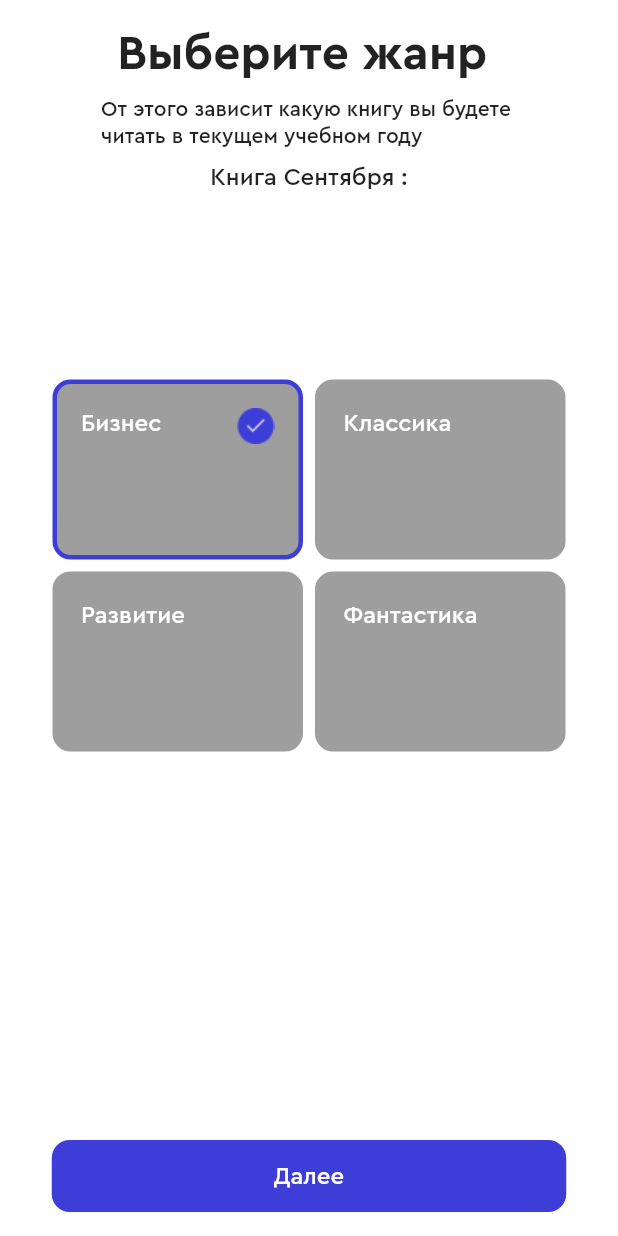
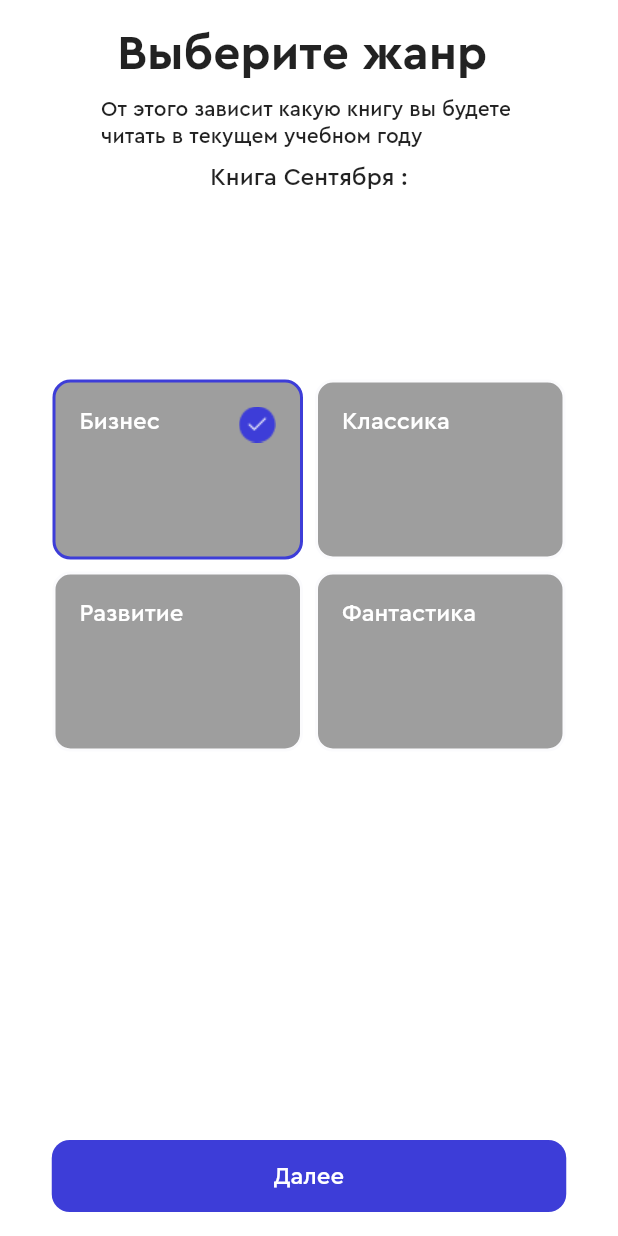
Before and after one commit to Temirlan-qa/mugalim2.0, a Flutter app: the screen it shows after launch, after a tap on "Бизнес", on a phone screen of 412 x 824 dp. Run offline on Flutter 3.47's test engine with Material 2 defaults, Android fonts, the phone set to English and light mode, and no system bars; our stand-ins replace flutter_svg.

Commit message:
Azamat_commit

```diff
--- a/lib/main.dart
+++ b/lib/main.dart
@@ -12,6 +12,7 @@ class MyApp extends StatelessWidget {
 
   @override
   Widget build(BuildContext context) {
+    List list = ['Сентября', 'Октября', 'Ноября','Декабря'];
     return MaterialApp(
       debugShowCheckedModeBanner: false,
       title: 'Flutter Demo',
@@ -19,7 +20,7 @@ class MyApp extends StatelessWidget {
         primarySwatch: Colors.blue,
       ),
       onGenerateRoute: (settings) => InnLabRouter.generateRoute(settings),
-      home: JenreScreen(index_month: 0,list_jenre: [1,2,3,4]),
+      home: JenreScreen(index_month: 0,list: list,),
     );
   }
 }
--- a/lib/presentation/main/done.dart
+++ b/lib/presentation/main/done.dart
@@ -89,7 +89,7 @@ class ChoosenPage extends StatelessWidget {
                     Navigator.push(
                       context,
                       MaterialPageRoute(
-                          builder: (context) => JenreScreen(index_month: 0,list_jenre: [],)
+                          builder: (context) => JenreScreen(index_month: 0,list: ['Сентября', 'Октября', 'Ноября','Декабря'],)
                       ),
                     );
                   },
--- a/lib/presentation/main/select_jenre.dart
+++ b/lib/presentation/main/select_jenre.dart
@@ -7,22 +7,18 @@ import 'package:mugalim/presentation/main/select_book.dart';
 import '../../core/const/const_color.dart';
 
 class JenreScreen extends StatefulWidget {
-  JenreScreen({Key? key, required this.index_month,required this.list_jenre}) : super(key: key);
+  JenreScreen({Key? key, required this.index_month,required this.list}) : super(key: key);
   int index_month;
-  List list_jenre;
+  List list;
 
   @override
   State<JenreScreen> createState() => _JenreScreenState();
 }
 
 class _JenreScreenState extends State<JenreScreen> {
-  bool select1 = false;
-  bool select2 = false;
-  bool select3 = false;
-  bool select4 = false;
-  var list = ['Сентября', 'Октября', 'Ноября','Декабря'];
-  int? list_jenre_save ;
-  bool select = false;
+
+  List list = ['Сентября', 'Октября', 'Ноября','Декабря'];
+  List array = [];
   @override
   Widget build(BuildContext context) {
     return Scaffold(
@@ -65,14 +61,17 @@ class _JenreScreenState extends State<JenreScreen> {
                   mainAxisAlignment: MainAxisAlignment.center,
                   children: [
                     Visibility(
-                      visible: widget.list_jenre.any((item) => item == 1)  ? true: false,
+                      visible: widget.list.contains('Сентября') ? true : false,
                       child: InkWell(
                         onTap: (){
                           setState(() {
-                            select1 = !select1;
-                            select2 = false;
-                            select3 = false;
-                            select4 = false;
+                            if(!array.contains(0)){
+                              array.clear();
+                              array.add(0);
+                            }
+                            else if(array.contains(0)){
+                              array.clear();
+                            }
                           });
                         },
                         child: Container(
@@ -80,11 +79,7 @@ class _JenreScreenState extends State<JenreScreen> {
                           decoration: BoxDecoration(
                             color: Colors.grey,
                             borderRadius: BorderRadius.all(Radius.circular(12)),
-                            border: Border.all(
-                              color: select1 ?Color(0xFF3D3DD8) : Colors.grey,
-                              width: 3.0,
-                              style: BorderStyle.solid,
-                            ),
+                            border: Border.all(color: array.contains(0) ? Color(0xff3D3DD8) : ColorStyles.neutralsPageBackgroundColor,width: 2),
                           ),
                           height: 120,
                           width: 167,
@@ -102,7 +97,7 @@ class _JenreScreenState extends State<JenreScreen> {
                                   ),
                                 ),
                               Spacer(),
-                              select1
+                              array.contains(0)
 
                                   ?Image.asset('assets/icons/Check.png')
                                   :Container(height: 24,width: 24,color: Colors.grey,),
@@ -113,14 +108,17 @@ class _JenreScreenState extends State<JenreScreen> {
                     ),
                     SizedBox(width: 8,),
                     Visibility(
-                      visible: widget.list_jenre.any((item) => item == 2)? true: false,
+                      visible: widget.list.contains('Октября') ? true : false,
                       child: InkWell(
                         onTap: (){
                           setState(() {
-                            select1 = false;
-                            select3 = false;
-                            select4 = false;
-                            select2 = !select2;
+                            if(!array.contains(1)){
+                              array.clear();
+                              array.add(1);
+                            }
+                            else if(array.contains(1)){
+                              array.clear();
+                            }
                           });
                         },
                         child: Container(
@@ -128,11 +126,7 @@ class _JenreScreenState extends State<JenreScreen> {
                           decoration: BoxDecoration(
                               color: Colors.grey,
                               borderRadius: BorderRadius.all(Radius.circular(12)),
-                            border: Border.all(
-                              color: select2 ?Color(0xFF3D3DD8) : Colors.grey,
-                              width: 3.0,
-                              style: BorderStyle.solid,
-                            ),
+                            border: Border.all(color: array.contains(1) ? Color(0xff3D3DD8) : ColorStyles.neutralsPageBackgroundColor,width: 2),
                           ),
                           height: 120,
                           width: 167,
@@ -150,7 +144,7 @@ class _JenreScreenState extends State<JenreScreen> {
                                       ),
                                     ),
                               Spacer(),
-                              select2
+                              array.contains(1)
 
                                   ?Image.asset('assets/icons/Check.png')
                                   :Container(height: 24,width: 24,color: Colors.grey,),
@@ -167,14 +161,17 @@ class _JenreScreenState extends State<JenreScreen> {
                   mainAxisAlignment: MainAxisAlignment.center,
                   children: [
                     Visibility(
-                      visible: widget.list_jenre.any((item) => item == 3) ? true: false,
+                      visible: widget.list.contains('Ноября') ? true : false,
                       child: InkWell(
                         onTap: (){
                           setState(() {
-                             select1 = false;
-                             select2 = false;
-                             select4 = false;
-                             select3 = !select3;
+                            if(!array.contains(2)){
+                              array.clear();
+                              array.add(2);
+                            }
+                            else if(array.contains(2)){
+                              array.clear();
+                            }
                           });
                         },
                         child: Container(
@@ -182,11 +179,7 @@ class _JenreScreenState extends State<JenreScreen> {
                           decoration: BoxDecoration(
                               color: Colors.grey,
                               borderRadius: BorderRadius.all(Radius.circular(12)),
-                            border: Border.all(
-                              color: select3 ?Color(0xFF3D3DD8) : Colors.grey,
-                              width: 3.0,
-                              style: BorderStyle.solid,
-                            ),
+                            border: Border.all(color: array.contains(2) ? Color(0xff3D3DD8) : ColorStyles.neutralsPageBackgroundColor,width: 2),
                           ),
                           height: 120,
                           width: 167,
@@ -204,7 +197,7 @@ class _JenreScreenState extends State<JenreScreen> {
                                   ),
                                 ),
                                 Spacer(),
-                                select3
+                                array.contains(2)
 
                                     ?Image.asset('assets/icons/Check.png')
                                     :Container(height: 24,width: 24,color: Colors.grey,),
@@ -216,14 +209,17 @@ class _JenreScreenState extends State<JenreScreen> {
 
                     SizedBox(width: 8,),
                     Visibility(
-                      visible: widget.list_jenre.any((item) => item == 4)? true: false,
+                      visible: widget.list.contains('Декабря') ? true : false,
                       child: InkWell(
                         onTap: (){
                           setState(() {
-                             select1 = false;
-                             select2 = false;
-                             select3 = false;
-                             select4 = !select4;
+                            if(!array.contains(3)){
+                              array.clear();
+                              array.add(3);
+                            }
+                            else if(array.contains(3)){
+                              array.clear();
+                            }
                           });
                         },
                         child: Container(
@@ -231,11 +227,7 @@ class _JenreScreenState extends State<JenreScreen> {
                           decoration: BoxDecoration(
                               color: Colors.grey,
                               borderRadius: BorderRadius.all(Radius.circular(12)),
-                            border: Border.all(
-                              color: select4 ?Color(0xFF3D3DD8) : Colors.grey,
-                              width: 3.0,
-                              style: BorderStyle.solid,
-                            ),
+                            border: Border.all(color: array.contains(3) ? Color(0xff3D3DD8) : ColorStyles.neutralsPageBackgroundColor,width: 2),
                           ),
                           height: 120,
                           width: 167,
@@ -253,7 +245,7 @@ class _JenreScreenState extends State<JenreScreen> {
                                   ),
                                 ),
                               Spacer(),
-                              select4
+                              array.contains(3)
                                   ?Image.asset('assets/icons/Check.png')
                                   :Container(height: 24,width: 24,color: Colors.grey,),
                             ],
@@ -268,7 +260,7 @@ class _JenreScreenState extends State<JenreScreen> {
                   child: Text(
                     "Далее",
                     style: TextStyle(
-                      color: select1 || select2||select3|| select4? Colors.white:Colors.black,
+                      color: !array.isEmpty ? Colors.white:Colors.black,
                       fontSize: 16,
                       fontFamily: 'CeraPro',
                       fontWeight: FontWeight.w500,
@@ -276,7 +268,7 @@ class _JenreScreenState extends State<JenreScreen> {
                   ),
                   style: TextButton.styleFrom(
                     // primary: Colors.black,
-                    backgroundColor: select1 || select2||select3|| select4? Color(0xFF3D3DD8):Color(0xFFE0E0E0),
+                    backgroundColor: !array.isEmpty ? Color(0xFF3D3DD8):Color(0xFFE0E0E0),
                     //backgroundColor: Color(0xFFE0E0E0),
                     elevation: 0,
                     minimumSize: Size(
@@ -287,29 +279,20 @@ class _JenreScreenState extends State<JenreScreen> {
                     ),
                   ),
                     onPressed: () {
-                      print(widget.list_jenre);
-                      if(select1 == true){
+                      if(!list.isEmpty) {
+                        int index = array.contains(0) ? 0 : array.contains(1)
+                            ? 1
+                            : array.contains(2) ? 2 : 3;
+                        // int size = widget.list.length;
+                        String select_index = list[index];
+                        print(select_index);
                         Navigator.push(
                           context,
-                          MaterialPageRoute(builder: (context) =>  BookScreen(index_month: widget.index_month,list_jenre: widget.list_jenre, list_jenre_save: 0,)),
+                          MaterialPageRoute(builder: (context) => BookScreen(
+                            index_month: widget.index_month,
+                            select_index: select_index,
+                            list: widget.list,)),
                         );
-                      }else if(select2 == true){
-                        Navigator.push(
-                          context,
-                          MaterialPageRoute(builder: (context) =>  BookScreen(index_month: widget.index_month,list_jenre: widget.list_jenre, list_jenre_save: 1,)),
-                        );
-                      }else if(select3 == true){
-                        Navigator.push(
-                          context,
-                          MaterialPageRoute(builder: (context) =>  BookScreen(index_month: widget.index_month,list_jenre: widget.list_jenre, list_jenre_save: 2,)),
-                        );
-                      }else if(select4 == true){
-                        Navigator.push(
-                          context,
-                          MaterialPageRoute(builder: (context) =>  BookScreen(index_month: widget.index_month,list_jenre: widget.list_jenre, list_jenre_save: 3,)),
-                        );
-                      }else{
-                        print('error');
                       }
                     }
                 ),
```
Also changed, not shown: lib/presentation/main/book_description_screen.dart (+21 -4 lines), lib/presentation/main/select_book.dart (+14 -20 lines).
